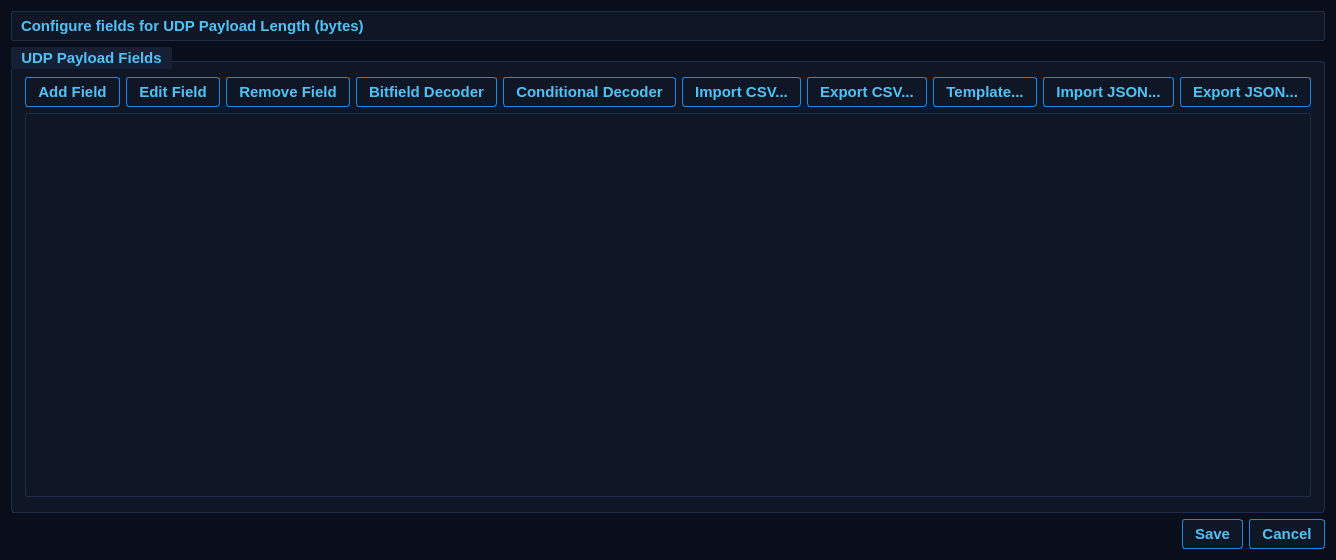
Before: the Qt Designer form forms/FieldConfigurationDialog.ui in rohityaduvxnshi/pcapfile, drawn with Qt 5.
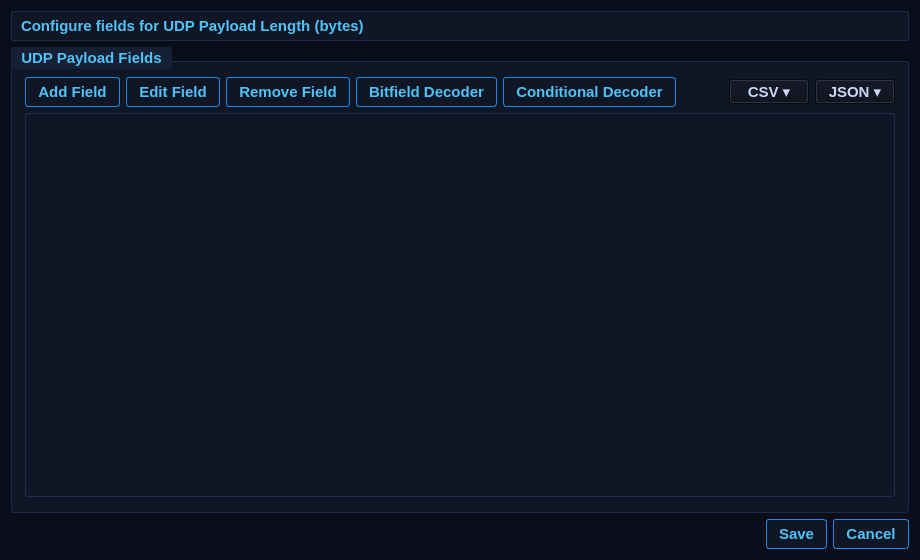
After: the same form once the commit is applied.

```diff
--- a/forms/FieldConfigurationDialog.ui
+++ b/forms/FieldConfigurationDialog.ui
@@ -19,11 +19,8 @@
         <item><widget class="QPushButton" name="btnBitfieldDecoder"><property name="text"><string>Bitfield Decoder</string></property></widget></item>
         <item><widget class="QPushButton" name="btnConditionalDecoder"><property name="text"><string>Conditional Decoder</string></property></widget></item>
         <item><spacer name="buttonStretch"><property name="orientation"><enum>Qt::Horizontal</enum></property><property name="sizeHint" stdset="0"><size><width>40</width><height>20</height></size></property></spacer></item>
-        <item><widget class="QPushButton" name="btnImportCsv"><property name="toolTip"><string>Import field definitions from a CSV file. Bitfield and Conditional decoders stay manual.</string></property><property name="text"><string>Import CSV...</string></property></widget></item>
-        <item><widget class="QPushButton" name="btnExportCsv"><property name="toolTip"><string>Export the current field definitions to a CSV file (does not include decoders).</string></property><property name="text"><string>Export CSV...</string></property></widget></item>
-        <item><widget class="QPushButton" name="btnTemplateCsv"><property name="toolTip"><string>Save a blank CSV template you can fill in (e.g. in Excel) and import.</string></property><property name="text"><string>Template...</string></property></widget></item>
-        <item><widget class="QPushButton" name="btnImportJson"><property name="toolTip"><string>Import field definitions from a JSON file. Bit/conditional decoders embedded in the JSON ARE loaded.</string></property><property name="text"><string>Import JSON...</string></property></widget></item>
-        <item><widget class="QPushButton" name="btnExportJson"><property name="toolTip"><string>Export the current field definitions to JSON. Bit/conditional decoders ARE included. Hand-edit the JSON to add bit rules - see docs/EDITING_JSON.md.</string></property><property name="text"><string>Export JSON...</string></property></widget></item>
+        <item><widget class="QToolButton" name="btnCsvMenu"><property name="toolTip"><string>CSV operations: Import, Export, Template. Bitfield/Conditional decoders are NOT included in CSV.</string></property><property name="text"><string>CSV ▾</string></property><property name="popupMode"><enum>QToolButton::InstantPopup</enum></property><property name="minimumSize"><size><width>80</width><height>0</height></size></property></widget></item>
+        <item><widget class="QToolButton" name="btnJsonMenu"><property name="toolTip"><string>JSON operations: Import, Export. Bitfield/Conditional decoders ARE included in JSON.</string></property><property name="text"><string>JSON ▾</string></property><property name="popupMode"><enum>QToolButton::InstantPopup</enum></property><property name="minimumSize"><size><width>80</width><height>0</height></size></property></widget></item>
        </layout>
       </item>
       <item><widget class="QTableWidget" name="tblFields"><property name="alternatingRowColors"><bool>true</bool></property><property name="minimumSize"><size><width>0</width><height>300</height></size></property></widget></item>
```
